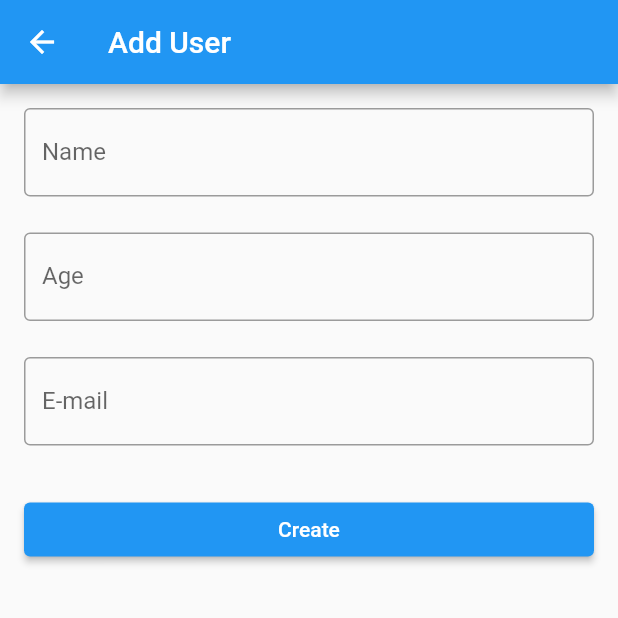
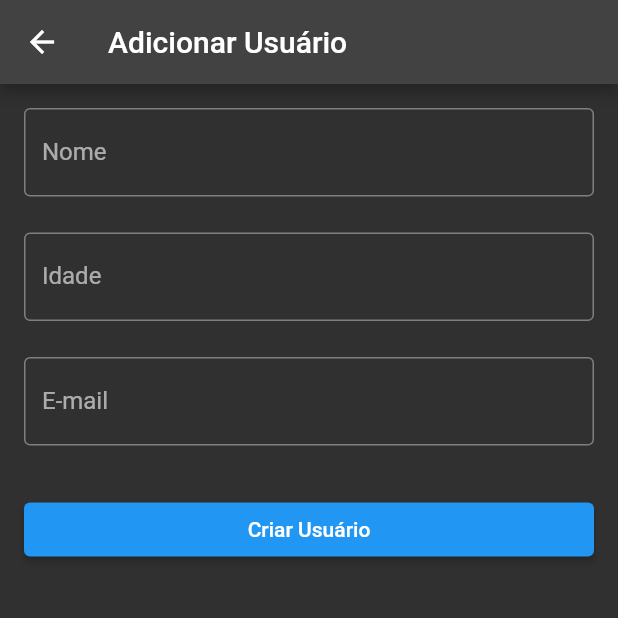
Before and after one commit to leonardorimolo/firebase_crud_flutter, a Flutter app: the screen it shows after launch, after a tap on the "add" icon, on a phone screen of 412 x 824 dp, the top half of it. Run offline on Flutter 3.47's test engine with Material 2 defaults, Android fonts, the phone set to English and light mode, and no system bars; our stand-ins replace cloud_firestore, firebase_core; accounts and stored records are empty.

Commit message:
Ajustes no código e alteração para modo escuro

```diff
--- a/lib/main.dart
+++ b/lib/main.dart
@@ -1,7 +1,9 @@
 import 'package:cloud_firestore/cloud_firestore.dart';
+// ignore: depend_on_referenced_packages
 import 'package:firebase_core/firebase_core.dart';
 import 'package:firebase_crud/user_page.dart';
 import 'package:firebase_crud/user_update_page.dart';
+import 'package:flutter/foundation.dart';
 import 'package:flutter/material.dart';
 
 Future main() async {
@@ -17,9 +19,11 @@ class MyApp extends StatelessWidget {
   @override
   Widget build(BuildContext context) {
     return MaterialApp(
+      debugShowCheckedModeBanner: false,
       title: 'Flutter Demo',
       theme: ThemeData(
-        primarySwatch: Colors.blue,
+        brightness: Brightness.dark,
+        primaryColor: Colors.lightBlue[800],
       ),
       home: const MyHomePage(title: 'Flutter Demo Home Page'),
     );
@@ -40,7 +44,7 @@ class _MyHomePageState extends State<MyHomePage> {
   Widget build(BuildContext context) {
     return Scaffold(
       appBar: AppBar(
-        title: const Text('All Users'),
+        title: const Text('Cadastro de Usuários'),
       ),
       body: StreamBuilder<List<User>>(
         stream: readUsers(),
@@ -48,7 +52,7 @@ class _MyHomePageState extends State<MyHomePage> {
           if (snapshot.hasData) {
             final users = snapshot.data;
 
-            return Container(
+            return SizedBox(
               width: 1000,
               child: ListView(
                 shrinkWrap: true,
@@ -63,6 +67,7 @@ class _MyHomePageState extends State<MyHomePage> {
         },
       ),
       floatingActionButton: FloatingActionButton(
+          backgroundColor: Colors.white60,
           child: const Icon(Icons.add),
           onPressed: () {
             Navigator.push(
@@ -102,7 +107,9 @@ class _MyHomePageState extends State<MyHomePage> {
             children: [
               IconButton(
                   onPressed: () {
-                    print(user.name);
+                    if (kDebugMode) {
+                      print(user.name);
+                    }
                     print(user.id);
                     Navigator.push(
                         context,
@@ -118,10 +125,41 @@ class _MyHomePageState extends State<MyHomePage> {
                   icon: const Icon(Icons.edit)),
               IconButton(
                 onPressed: () {
-                  final docUser = FirebaseFirestore.instance
-                      .collection('users')
-                      .doc(user.id);
-                  docUser.delete();
+                  showDialog(
+                      context: context,
+                      builder: (BuildContext context) {
+                        return AlertDialog(
+                          title: const Text('Excluir Usuário'),
+                          content: SingleChildScrollView(
+                            child: ListBody(
+                              children: [
+                                Text(
+                                    'Tem certeza que deseja excluir o cadastro de ${user.name}?')
+                              ],
+                            ),
+                          ),
+                          actions: [
+                            TextButton(
+                                onPressed: () {
+                                  Navigator.of(context).pop();
+                                },
+                                child: const Text('Não')),
+                            TextButton(
+                              onPressed: () {
+                                Navigator.of(context).pop();
+                                final docUser = FirebaseFirestore.instance
+                                    .collection('users')
+                                    .doc(user.id);
+                                docUser.delete();
+                              },
+                              child: const Text(
+                                'Excluir Usuário',
+                                style: TextStyle(color: Colors.red),
+                              ),
+                            )
+                          ],
+                        );
+                      });
                 },
                 icon: const Icon(Icons.delete),
                 color: Colors.red,
--- a/lib/user_page.dart
+++ b/lib/user_page.dart
@@ -19,21 +19,21 @@ class _UserPageState extends State<UserPage> {
   Widget build(BuildContext context) {
     return Scaffold(
       appBar: AppBar(
-        title: const Text('Add User'),
+        title: const Text('Adicionar Usuário'),
       ),
       body: ListView(
         padding: const EdgeInsets.all(16),
         children: <Widget>[
           TextField(
             controller: controllerName,
-            decoration: decoration('Name'),
+            decoration: decoration('Nome'),
           ),
           const SizedBox(
             height: 24,
           ),
           TextField(
             controller: controllerAge,
-            decoration: decoration('Age'),
+            decoration: decoration('Idade'),
             keyboardType: TextInputType.number,
           ),
           const SizedBox(
@@ -56,7 +56,7 @@ class _UserPageState extends State<UserPage> {
 
                 Navigator.pop(context);
               },
-              child: const Text('Create'))
+              child: const Text('Criar Usuário'))
         ],
       ),
     );
--- a/lib/user_update_page.dart
+++ b/lib/user_update_page.dart
@@ -34,22 +34,23 @@ class _UserUpdatePageState extends State<UserUpdatePage> {
     controllerEmail.text = widget.email;
   }
 
+  @override
   Widget build(BuildContext context) {
     return Scaffold(
       appBar: AppBar(
-        title: const Text('Update User'),
+        title: const Text('Atualizar Usuário'),
       ),
       body: ListView(
         padding: const EdgeInsets.all(16),
         children: <Widget>[
           TextFormField(
             controller: controllerName,
-            decoration: decoration('Name'),
+            decoration: decoration('Nome'),
           ),
           const SizedBox(height: 24),
           TextFormField(
             controller: controllerAge,
-            decoration: decoration('Age'),
+            decoration: decoration('Idade'),
             keyboardType: TextInputType.number,
           ),
           const SizedBox(height: 24),
@@ -70,9 +71,10 @@ class _UserUpdatePageState extends State<UserUpdatePage> {
 
               await UpdateUser(user);
 
+              // ignore: use_build_context_synchronously
               Navigator.pop(context);
             },
-            child: const Text('Update User'),
+            child: const Text('Atualizar Usuário'),
           )
         ],
       ),
@@ -84,6 +86,7 @@ class _UserUpdatePageState extends State<UserUpdatePage> {
         border: const OutlineInputBorder(),
       );
 
+  // ignore: non_constant_identifier_names
   Future<void> UpdateUser(User user) async {
     final docUser =
         FirebaseFirestore.instance.collection('users').doc(widget.id);
```
